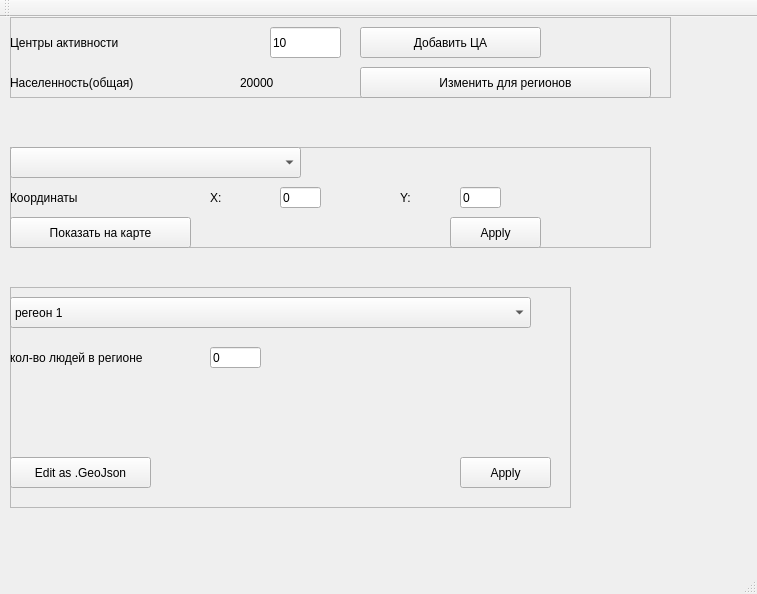
Before: the Qt Designer form source/untitled.ui in s21dlemanskiy/Drones_Oman, drawn with Qt 5.
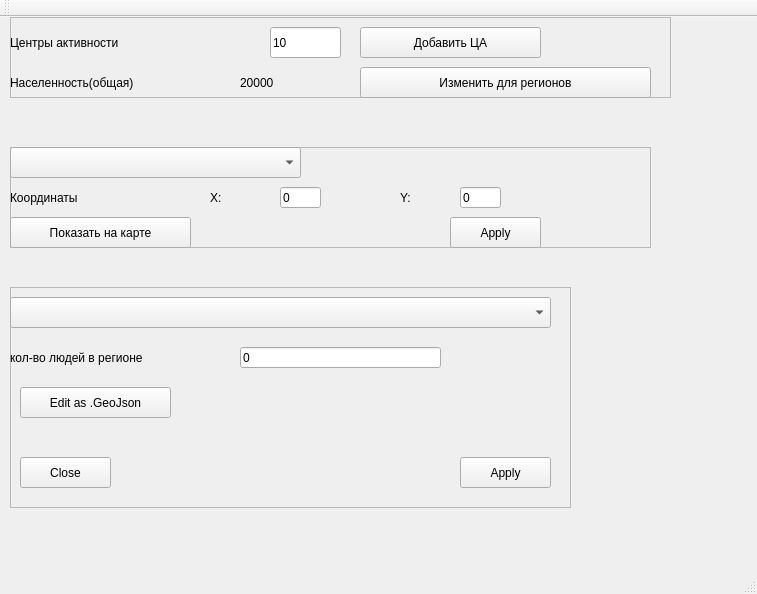
After: the same form once the commit is applied.

The edit to the form file:
```diff
--- a/source/untitled.ui
+++ b/source/untitled.ui
@@ -251,20 +251,10 @@
       <rect>
        <x>0</x>
        <y>10</y>
-       <width>521</width>
+       <width>541</width>
        <height>31</height>
       </rect>
      </property>
-     <item>
-      <property name="text">
-       <string>регеон 1</string>
-      </property>
-     </item>
-     <item>
-      <property name="text">
-       <string>регеон2</string>
-      </property>
-     </item>
     </widget>
     <widget class="QPushButton" name="pushButton_5">
      <property name="geometry">
@@ -282,9 +272,9 @@
     <widget class="QPushButton" name="pushButton_6">
      <property name="geometry">
       <rect>
-       <x>0</x>
-       <y>170</y>
-       <width>141</width>
+       <x>10</x>
+       <y>100</y>
+       <width>151</width>
        <height>31</height>
       </rect>
      </property>
@@ -295,9 +285,9 @@
     <widget class="QLineEdit" name="Count_people_region">
      <property name="geometry">
       <rect>
-       <x>200</x>
+       <x>230</x>
        <y>60</y>
-       <width>51</width>
+       <width>201</width>
        <height>21</height>
       </rect>
      </property>
@@ -318,6 +308,19 @@
       <string>кол-во людей в регионе</string>
      </property>
     </widget>
+    <widget class="QPushButton" name="pushButton_7">
+     <property name="geometry">
+      <rect>
+       <x>10</x>
+       <y>170</y>
+       <width>91</width>
+       <height>31</height>
+      </rect>
+     </property>
+     <property name="text">
+      <string>Close</string>
+     </property>
+    </widget>
    </widget>
   </widget>
   <widget class="QMenuBar" name="menubar">
```
